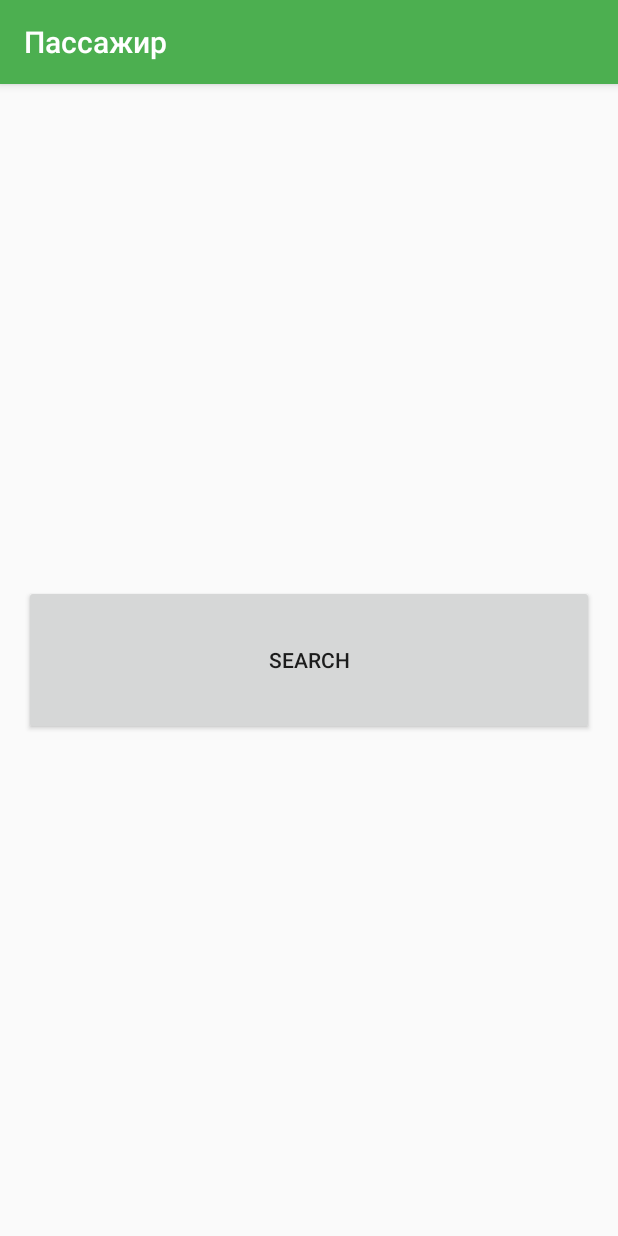
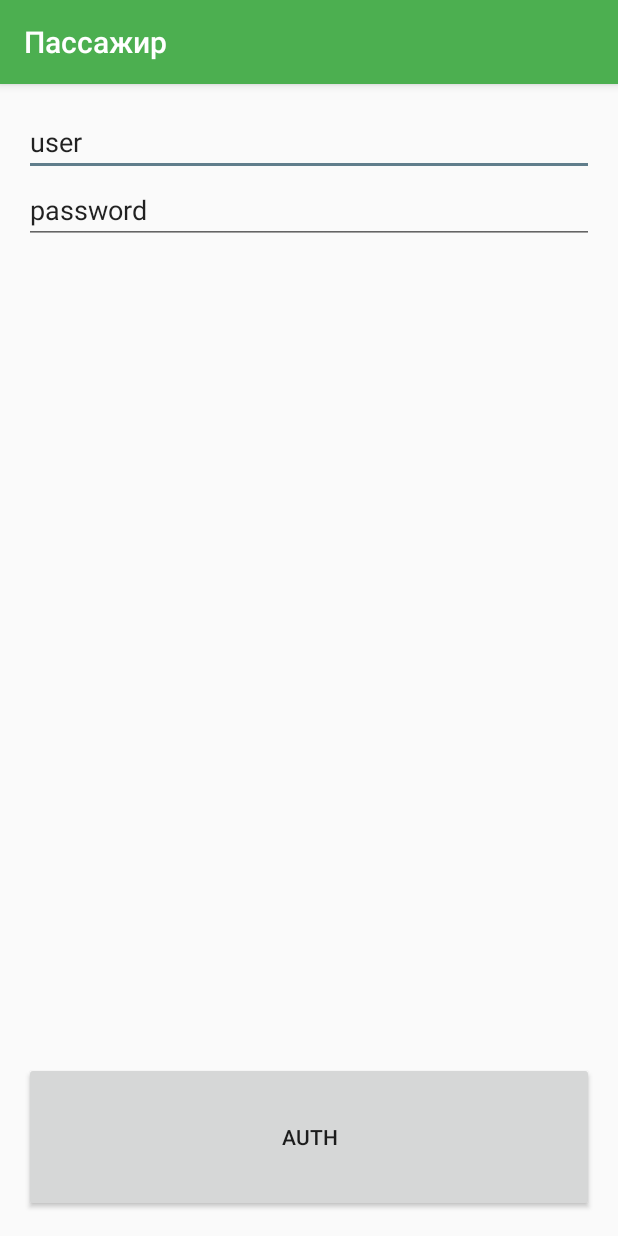
Before and after one commit to dsokolov/composter, an Android app: the screen it shows after launch (MainActivity before the commit, SignInActivity after it), on a phone screen of 412 x 824 dp. Run offline under Robolectric (Android 15) with nearby library versions, the phone set to English and light mode, and no system bars.

Commit message:
Сделал авторизацию и регистрацию

```diff
--- a/android/Composter/passanger/build.gradle
+++ b/android/Composter/passanger/build.gradle
@@ -35,6 +35,10 @@ dependencies {
     compile 'com.android.support:appcompat-v7:23.2.1'
     testCompile 'junit:junit:4.12'
     compile "org.jetbrains.kotlin:kotlin-stdlib:$kotlin_version"
+
+    compile 'com.squareup.retrofit2:retrofit:2.1.0'
+    compile 'com.squareup.retrofit2:converter-gson:2.1.0'
+    compile 'com.squareup.okhttp3:logging-interceptor:3.4.1'
 }
 repositories {
     mavenCentral()
--- a/android/Composter/passanger/src/main/java/ru/composter/passanger/ApplyActivity.java
+++ b/android/Composter/passanger/src/main/java/ru/composter/passanger/ApplyActivity.java
@@ -22,6 +22,7 @@ import java.util.UUID;
 import ru.composter.commands.CommandsProcessor;
 import ru.composter.commands.PaymentConfirm;
 import ru.composter.commands.PaymentRequest;
+import ru.composter.passanger.http.response.ProfileResponse;
 
 public class ApplyActivity extends AppCompatActivity {
 
@@ -39,13 +40,14 @@ public class ApplyActivity extends AppCompatActivity {
     protected void onCreate(Bundle savedInstanceState) {
         super.onCreate(savedInstanceState);
         setContentView(R.layout.activity_apply);
+        final ProfileResponse info = (ProfileResponse) getIntent().getSerializableExtra("info");
         findViewById(R.id.apply).setOnClickListener(new View.OnClickListener() {
             @Override
             public void onClick(View v) {
                 if (connectedThread != null && paymentRequest != null) {
                     connectedThread.send(new PaymentConfirm(paymentRequest.getDriverId(), paymentRequest.getDriverName(),
                             paymentRequest.getVenchileCode(), paymentRequest.getRouteInfo(), paymentRequest.getPrice(),
-                            paymentRequest.getDriverSign(), "Мой айдишник", "Моя подпись"));
+                            paymentRequest.getDriverSign(), info.getId(), "Типо публичный ключ"));
                 }
             }
         });
--- a/android/Composter/passanger/src/main/java/ru/composter/passanger/MainActivity.java
+++ b/android/Composter/passanger/src/main/java/ru/composter/passanger/MainActivity.java
@@ -5,18 +5,23 @@ import android.os.Bundle;
 import android.support.v7.app.AppCompatActivity;
 import android.view.View;
 
+import ru.composter.passanger.http.response.ProfileResponse;
+
 public class MainActivity extends AppCompatActivity {
 
     static final String TAG = "Passanger";
+    static final String INFO = "info";
 
     @Override
     protected void onCreate(Bundle savedInstanceState) {
         super.onCreate(savedInstanceState);
         setContentView(R.layout.activity_main);
+        final ProfileResponse info = (ProfileResponse) getIntent().getSerializableExtra(INFO);
         findViewById(R.id.search).setOnClickListener(new View.OnClickListener() {
             @Override
             public void onClick(View v) {
                 Intent serverIntent = new Intent(MainActivity.this, DeviceListActivity.class);
+                serverIntent.putExtra(INFO, info);
                 startActivity(serverIntent);
             }
         });
--- /dev/null
+++ b/android/Composter/passanger/src/main/java/ru/composter/passanger/SignInActivity.java
@@ -0,0 +1,50 @@
+package ru.composter.passanger;
+
+import android.content.Intent;
+import android.os.Bundle;
+import android.support.annotation.Nullable;
+import android.support.v7.app.AppCompatActivity;
+import android.view.View;
+import android.widget.EditText;
+import android.widget.Toast;
+
+import retrofit2.Call;
+import retrofit2.Callback;
+import retrofit2.Response;
+import ru.composter.passanger.api.Api;
+import ru.composter.passanger.api.ApiSingleton;
+import ru.composter.passanger.http.request.AuthRequest;
+import ru.composter.passanger.http.response.ProfileResponse;
+
+public class SignInActivity extends AppCompatActivity {
+
+    @Override
+    protected void onCreate(@Nullable Bundle savedInstanceState) {
+        super.onCreate(savedInstanceState);
+        setContentView(R.layout.activity_sign_in);
+
+        final Api api = ApiSingleton.instance().getApi();
+        findViewById(R.id.auth).setOnClickListener(new View.OnClickListener() {
+            @Override
+            public void onClick(View v) {
+                String name = ((EditText) findViewById(R.id.login)).getText().toString();
+                String password = ((EditText) findViewById(R.id.password)).getText().toString();
+                AuthRequest authRequest = new AuthRequest(name, password);
+                Call<ProfileResponse> responseCall = api.auth(authRequest);
+                responseCall.enqueue(new Callback<ProfileResponse>() {
+                    @Override
+                    public void onResponse(Call<ProfileResponse> call, Response<ProfileResponse> response) {
+                        Intent intent = new Intent(SignInActivity.this, MainActivity.class);
+                        intent.putExtra("info", response.body());
+                        startActivity(intent);
+                    }
+
+                    @Override
+                    public void onFailure(Call<ProfileResponse> call, Throwable t) {
+                        Toast.makeText(SignInActivity.this, "Ошибка авторизации.", Toast.LENGTH_SHORT).show();
+                    }
+                });
+            }
+        });
+    }
+}
--- /dev/null
+++ b/android/Composter/passanger/src/main/java/ru/composter/passanger/api/Api.java
@@ -0,0 +1,18 @@
+package ru.composter.passanger.api;
+
+import retrofit2.Call;
+import retrofit2.http.Body;
+import retrofit2.http.POST;
+import ru.composter.passanger.http.request.AuthRequest;
+import ru.composter.passanger.http.request.RegistrationRequest;
+import ru.composter.passanger.http.response.ProfileResponse;
+
+public interface Api  {
+
+    @POST("user.php?m=auth")
+    public Call<ProfileResponse> auth(@Body AuthRequest authRequest);
+
+    @POST("user.php?m=register")
+    public Call<ProfileResponse> registration(@Body RegistrationRequest registrationRequest);
+
+}
--- /dev/null
+++ b/android/Composter/passanger/src/main/java/ru/composter/passanger/api/ApiSingleton.java
@@ -0,0 +1,42 @@
+package ru.composter.passanger.api;
+
+import okhttp3.OkHttpClient;
+import okhttp3.logging.HttpLoggingInterceptor;
+import retrofit2.Retrofit;
+import retrofit2.converter.gson.GsonConverterFactory;
+
+/**
+ * Created by Admin on 15.10.2016.
+ */
+
+public class ApiSingleton {
+
+    static ApiSingleton apiSingleton;
+
+    private Api api;
+
+    private ApiSingleton() {
+        HttpLoggingInterceptor interceptor = new HttpLoggingInterceptor();
+        interceptor.setLevel(HttpLoggingInterceptor.Level.BODY);
+        OkHttpClient client = new OkHttpClient.Builder().addInterceptor(interceptor).build();
+
+        Retrofit retrofit = new Retrofit.Builder()
+                .baseUrl("http://bigvill.elizar9l.bget.ru/")
+                .client(client)
+                .addConverterFactory(GsonConverterFactory.create())
+                .build();
+
+        api = retrofit.create(Api.class);
+    };
+
+    public static ApiSingleton instance() {
+        if (apiSingleton == null) {
+            apiSingleton = new ApiSingleton();
+        }
+        return apiSingleton;
+    }
+
+    public Api getApi() {
+        return api;
+    }
+}
--- /dev/null
+++ b/android/Composter/passanger/src/main/res/layout/activity_sign_in.xml
@@ -0,0 +1,32 @@
+<?xml version="1.0" encoding="utf-8"?>
+<RelativeLayout xmlns:android="http://schemas.android.com/apk/res/android"
+    android:orientation="vertical"
+    android:layout_width="match_parent" android:layout_height="match_parent"
+    android:paddingBottom="@dimen/activity_vertical_margin"
+    android:paddingLeft="@dimen/activity_horizontal_margin"
+    android:paddingRight="@dimen/activity_horizontal_margin"
+    android:paddingTop="@dimen/activity_vertical_margin">
+
+    <EditText
+        android:id="@+id/login"
+        android:layout_width="match_parent"
+        android:layout_height="wrap_content"
+        android:text="user"
+        android:hint="Login"/>
+
+    <EditText
+        android:id="@+id/password"
+        android:layout_width="match_parent"
+        android:layout_height="wrap_content"
+        android:text="password"
+        android:hint="Password"
+        android:layout_below="@+id/login"/>
+
+    <Button
+        android:id="@+id/auth"
+        android:layout_width="match_parent"
+        android:layout_height="100dp"
+        android:layout_alignParentBottom="true"
+        android:text="Auth" />
+
+</RelativeLayout>
```
Also changed, not shown: android/Composter/passanger/src/main/AndroidManifest.xml (+6 -3 lines), android/Composter/passanger/src/main/java/ru/composter/passanger/DeviceListActivity.java (+6 -2 lines), android/Composter/passanger/src/main/java/ru/composter/passanger/SignUpActivity.java (added, +50 -0 lines), android/Composter/passanger/src/main/java/ru/composter/passanger/SingUpActivity.java (deleted, +0 -10 lines), android/Composter/passanger/src/main/java/ru/composter/passanger/http/request/AuthRequest.java (added, +21 -0 lines), android/Composter/passanger/src/main/java/ru/composter/passanger/http/request/RegistrationRequest.java (added, +36 -0 lines), android/Composter/passanger/src/main/java/ru/composter/passanger/http/response/ProfileResponse.java (added, +27 -0 lines), android/Composter/passanger/src/main/res/layout/activity_sign_up.xml (added, +32 -0 lines).
